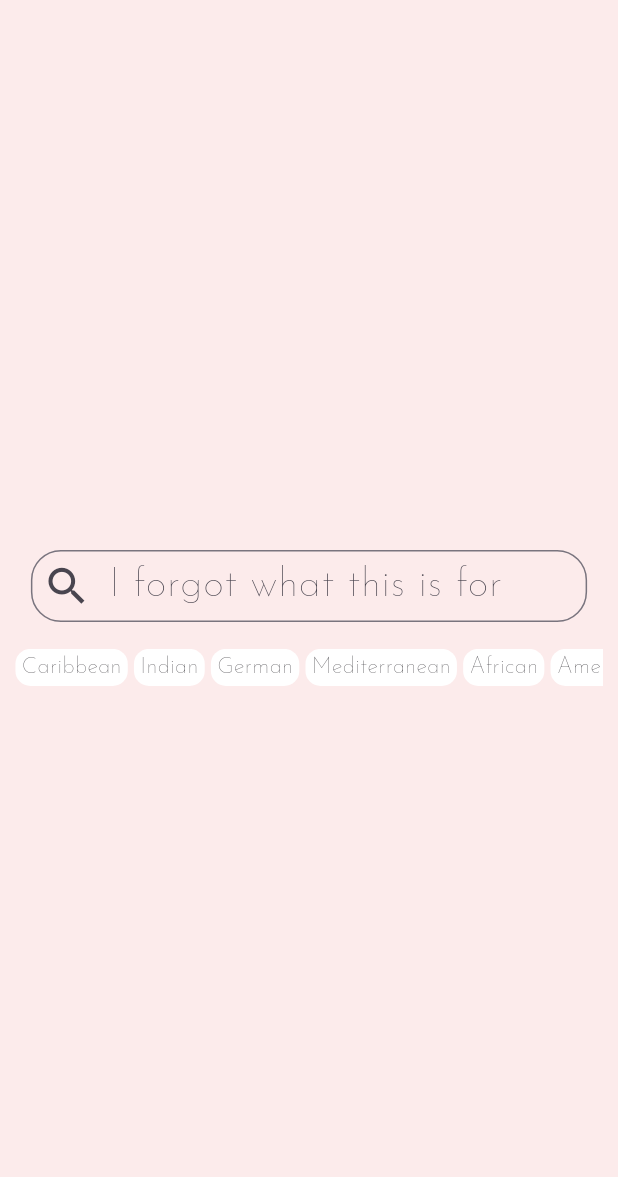
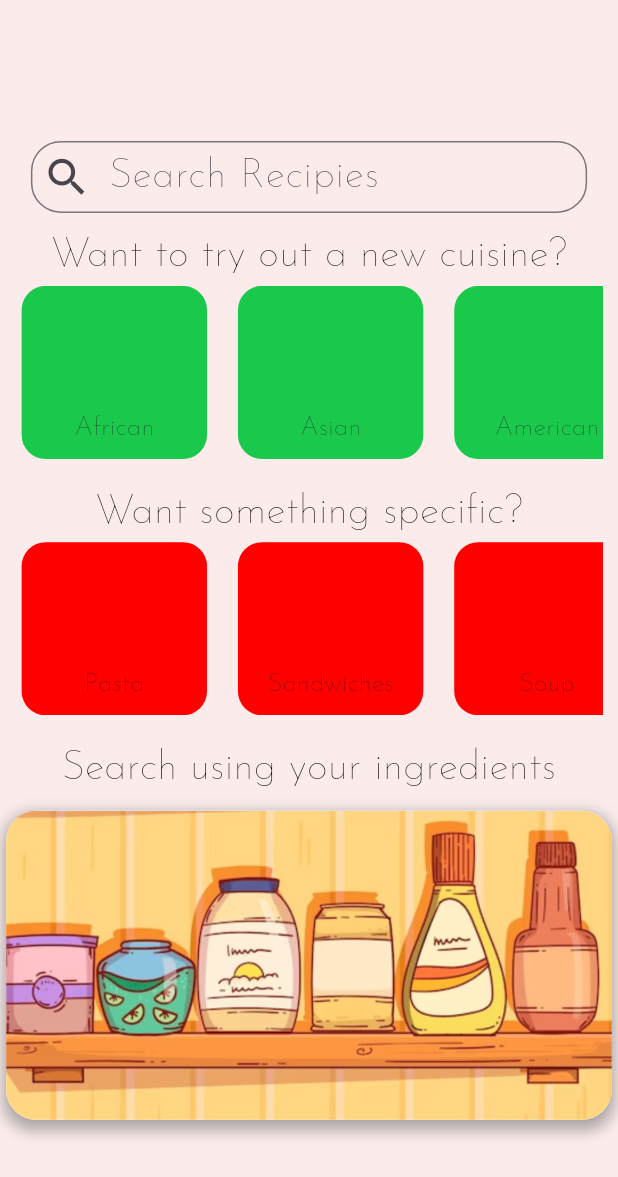
Before and after one commit to acompalas/Sustainabites_AI, a Flutter app: the discoverPage screen opened directly, on a phone screen of 412 x 824 dp. Shown: the top 1177 px of the screen. Run offline on Flutter 3.47's test engine with Material 3 defaults, Android fonts, the phone set to English and light mode, and no system bars; our stand-ins replace carousel_slider, firebase_analytics, firebase_auth, firebase_core; accounts and stored records are empty.

Commit message:
Discover Page added

```diff
--- a/bites/budget_bites/lib/appPages/discoverPage.dart
+++ b/bites/budget_bites/lib/appPages/discoverPage.dart
@@ -1,4 +1,6 @@
+import 'package:budget_bites/appPages/searchIngredients.dart';
 import 'package:budget_bites/main.dart';
+import 'package:budget_bites/models/models.dart';
 import 'package:budget_bites/themes/appColorTheme.dart';
 import 'package:budget_bites/themes/appTextTheme.dart';
 import 'package:budget_bites/shared/navigationBar.dart';
@@ -13,7 +15,6 @@ class _discoverPage extends State<discoverPage> {
   @override
   Widget build(BuildContext context) {
     return Scaffold(
-      //bottomNavigationBar: BottomNavBar(),
       resizeToAvoidBottomInset: false,
       backgroundColor: appColorTheme.backgroundColor,
       body: Container(
@@ -28,9 +29,30 @@ class _discoverPage extends State<discoverPage> {
                 mainAxisAlignment: MainAxisAlignment.center,
                 crossAxisAlignment: CrossAxisAlignment.center,
                 children: [
+                  Padding(padding: EdgeInsets.only(bottom: screenHeight * .02)),
                   discoverSearchBar(),
+                  Padding(padding: EdgeInsets.only(bottom: screenHeight * .01)),
+                  Text(
+                    'Want to try out a new cuisine?',
+                    textAlign: TextAlign.left,
+                    style: appTextTheme.myPantryBoxTitle,
+                  ),
+                  cuisineBar(),
                   Padding(padding: EdgeInsets.only(bottom: screenHeight * .02)),
-                  cuisineBar(),
+                  Text(
+                    'Want something specific?',
+                    textAlign: TextAlign.left,
+                    style: appTextTheme.myPantryBoxTitle,
+                  ),
+                  mealTypeBar(),
+                  Padding(padding: EdgeInsets.only(bottom: screenHeight * .02)),
+                  Text(
+                    'Search using your ingredients',
+                    textAlign: TextAlign.left,
+                    style: appTextTheme.myPantryBoxTitle,
+                  ),
+                  Padding(padding: EdgeInsets.only(bottom: screenHeight * .01)),
+                  startAddingIngredients(),
                 ],
               ),
             ),
@@ -77,7 +99,7 @@ class _discoverSearchBar extends State<discoverSearchBar> {
             border: OutlineInputBorder(
               borderRadius: BorderRadius.circular(20.0),
             ),
-            hintText: 'I forgot what this is for',
+            hintText: 'Search Recipies',
             hintStyle: appTextTheme.searchBar,
             hintMaxLines: 1,
           ),
@@ -85,92 +107,162 @@ class _discoverSearchBar extends State<discoverSearchBar> {
   }
 }
 
-class cuisine {
-  String cuisineName;
-  bool selected;
-  cuisine(this.cuisineName, this.selected);
+
+class startAddingIngredients extends StatelessWidget {
+  @override
+  Widget build(BuildContext context) {
+    final double screenWidth = MediaQuery.of(context).size.width;
+    final double screenHeight = MediaQuery.of(context).size.height;
+    final double boxWidth = screenWidth * 0.98;
+    final double boxHeight = screenHeight * 0.25;
+
+    return Center(
+      child: Hero(
+        tag: 'pantryImage', // Unique tag for the Hero widget
+        child: ElevatedButton(
+          onPressed: () {
+            Navigator.push(
+            context,
+            MaterialPageRoute(builder: (context) => IngredientsSelectorPage()),
+            );
+          },
+          style: ElevatedButton.styleFrom(
+            padding: EdgeInsets.zero,
+            shape: RoundedRectangleBorder(
+              borderRadius: BorderRadius.circular(20),
+            ),
+            elevation: 4,
+          ),
+          child: Container(
+            decoration: BoxDecoration(
+              color: Colors.white,
+              borderRadius: BorderRadius.circular(20),
+              boxShadow: [
+                BoxShadow(
+                  color: Colors.grey.withOpacity(0.5),
+                  spreadRadius: 3,
+                  blurRadius: 7,
+                  offset: Offset(0, 3),
+                ),
+              ],
+            ),
+            child: ClipRRect(
+              borderRadius: BorderRadius.circular(20),
+              child: Image.asset(
+                'assets/imgs/pantry.png',
+                width: boxWidth,
+                height: boxHeight,
+                fit: BoxFit.cover,
+              ),
+            ),
+          ),
+        ),
+      ),
+    );
+  }
 }
 
-class cuisineBar extends StatefulWidget {
+class cuisineBar extends StatefulWidget{
   @override
   _cuisineBar createState() => _cuisineBar();
 }
 
-class _cuisineBar extends State<cuisineBar> {
-  final List<cuisine> cuisineList = <cuisine>[
-    cuisine('African', false),
-    cuisine('Asian', false),
-    cuisine('American', false),
-    cuisine('British', false),
-    cuisine('Cajun', false),
-    cuisine('Caribbean', false),
-    cuisine('Chinese', false),
-    cuisine('Eastern European', false),
-    cuisine('European', false),
-    cuisine('French', false),
-    cuisine('German', false),
-    cuisine('Greek', false),
-    cuisine('Indian', false),
-    cuisine('Irish', false),
-    cuisine('Italian', false),
-    cuisine('Japanese', false),
-    cuisine('Jewish', false),
-    cuisine('Korean', false),
-    cuisine('Latin American', false),
-    cuisine('Mediterranean', false),
-    cuisine('Mexican', false),
-    cuisine('Middle Eastern', false),
-    cuisine('Nordic', false),
-    cuisine('Southern', false),
-    cuisine('Spanish', false),
-    cuisine('Thai', false),
-    cuisine('Vietnamese', false),
-  ];
-  Color _colorContainer = appColorTheme.cuisineUnselected;
-  @override
+class _cuisineBar extends State<cuisineBar>{
+  List<cuisine> cuisines = [];
+ void _getCuisineList(){
+    cuisines = cuisine.getCuisineList();
+  }
   Widget build(BuildContext context) {
-    cuisineList.shuffle();
+    _getCuisineList();
     return Container(
-        height: screenHeight * .03,
+        height: screenHeight * .14,
         width: screenWidth * .95,
         child: ListView.separated(
-            separatorBuilder: (BuildContext context, int index) {
-              return SizedBox(width: screenWidth * .01);
-            },
+          itemCount: cuisines.length,
           scrollDirection: Axis.horizontal,
-            //padding: EdgeInsets.only(left: screenWidth * .1),
-            itemCount: cuisineList.length,
-            itemBuilder: (BuildContext context, int index) {
-              return InkWell(
+          separatorBuilder: (context, index) => SizedBox(width: screenWidth * .05),
+          padding: EdgeInsets.only(left: screenWidth * .01, right: screenWidth * .01),
+          itemBuilder: (context, index){
+            return GestureDetector(
+              onTap: (){},
               child: Container(
-                  padding: EdgeInsets.only(
-                      left: screenWidth * .01, right: screenWidth * .01),
+                height: screenHeight * .1,
+                width: screenWidth * .3,
                 decoration: BoxDecoration(
-                    borderRadius: BorderRadius.circular(10),
-                    color: _colorContainer,
+                  borderRadius: BorderRadius.circular(16),
+                  color: appColorTheme.buttonColor
                 ),
-                  child: Center(
-                    child: Text(
-                      cuisineList[index].cuisineName,
+                child: Column(
+                  mainAxisAlignment: MainAxisAlignment.spaceEvenly,
+                  children: [
+                    Container(
+                      width: screenWidth * .2,
+                      height: screenHeight * .08,
+                    ),
+                    Text(
+                      cuisines[index].cuisineName,
                       style: appTextTheme.cuisineBarText,
-                      textAlign: TextAlign.center,
+                    )
+                  ]
                 ),
+              )
+            );
+          }
          ),
-                ),
-                onTap: () {
-                  setState(() {
-                    if (cuisineList[index].selected == false) {
-                      cuisineList[index].selected == true;
-                    } else {
-                      cuisineList[index].selected == false;
-                    }
-                    _colorContainer =
-                        _colorContainer == appColorTheme.cuisineUnselected
-                            ? appColorTheme.cuisineSelected
-                            : appColorTheme.cuisineUnselected;
-                  });
-                },
     );
-            }));
   }
 }
+
+
+
+
+class mealTypeBar extends StatefulWidget{
+  @override
+  _mealTypeBar createState() => _mealTypeBar();
+}
+
+class _mealTypeBar extends State<mealTypeBar>{
+  List<mealType> mealTypes = [];
+ void _getMealTypeList(){
+    mealTypes = mealType.getMealTypeList();
+  }
+  Widget build(BuildContext context) {
+    _getMealTypeList();
+    return Container(
+        height: screenHeight * .14,
+        width: screenWidth * .95,
+        child: ListView.separated(
+          itemCount: mealTypes.length,
+          scrollDirection: Axis.horizontal,
+          separatorBuilder: (context, index) => SizedBox(width: screenWidth * .05),
+          padding: EdgeInsets.only(left: screenWidth * .01, right: screenWidth * .01),
+          itemBuilder: (context, index){
+            return GestureDetector(
+              onTap: (){},
+              child: Container(
+                height: screenHeight * .1,
+                width: screenWidth * .3,
+                decoration: BoxDecoration(
+                  borderRadius: BorderRadius.circular(16),
+                  color: Color.fromARGB(255, 255, 0, 0)
+                ),
+                child: Column(
+                  mainAxisAlignment: MainAxisAlignment.spaceEvenly,
+                  children: [
+                    Container(
+                      width: screenWidth * .2,
+                      height: screenHeight * .08,
+                    ),
+                    Text(
+                      mealTypes[index].name,
+                      style: appTextTheme.cuisineBarText,
+                    )
+                  ]
+                ),
+              )
+            );
+          }
+         ),
+    );
+  }
+}
--- /dev/null
+++ b/bites/budget_bites/lib/models/models.dart
@@ -0,0 +1,254 @@
+//rimport 'dart:html';
+
+class userIngredients{
+  String name;
+  String iconPath;
+  //int count;
+  userIngredients({required this.name, required this.iconPath,});
+  static List<userIngredients> getUserIngredientsList(){
+    List<userIngredients> userIngredientsList = [];
+    userIngredientsList.add(userIngredients(name: 'Rice', iconPath: ''));
+    userIngredientsList.add(userIngredients(name: 'Orange', iconPath: ''));
+    userIngredientsList.add(userIngredients(name: 'Apple', iconPath: ''));
+    userIngredientsList.add(userIngredients(name: 'Bannana', iconPath: ''));
+    userIngredientsList.add(userIngredients(name: 'Milk', iconPath: ''));
+    userIngredientsList.add(userIngredients(name: 'Chocolate', iconPath: ''));
+    userIngredientsList.add(userIngredients(name: 'Ground Beef', iconPath: ''));
+    userIngredientsList.add(userIngredients(name: 'Pepper', iconPath: ''));
+    userIngredientsList.add(userIngredients(name: 'Salt', iconPath: ''));
+    userIngredientsList.add(userIngredients(name: 'Pepper', iconPath: ''));
+    userIngredientsList.add(userIngredients(name: 'Chicken', iconPath: ''));
+    userIngredientsList.add(userIngredients(name: 'Yogurt', iconPath: ''));
+    userIngredientsList.add(userIngredients(name: 'Eggs', iconPath: ''));
+    userIngredientsList.add(userIngredients(name: 'Cheese', iconPath: ''));
+    userIngredientsList.add(userIngredients(name: 'Fish', iconPath: ''));
+    userIngredientsList.add(userIngredients(name: 'Pork', iconPath: ''));
+    userIngredientsList.add(userIngredients(name: 'Soy sauce', iconPath: ''));
+    userIngredientsList.add(userIngredients(name: 'Cabbage', iconPath: ''));
+    return userIngredientsList;
+  }
+}
+
+
+
+class mealType{
+  String name;
+  String iconPath;
+  mealType({required this.name, required this.iconPath});
+  static List<mealType> getMealTypeList(){
+    List<mealType> mealTypeList = [];
+    mealTypeList.add(
+      mealType(
+        name: 'Pasta',
+        iconPath: ''
+      )
+    );
+    mealTypeList.add(
+      mealType(
+        name: 'Sandwiches',
+        iconPath: ''
+      )
+    );
+    mealTypeList.add(
+      mealType(
+        name: 'Soup',
+        iconPath: ''
+      )
+    );
+    mealTypeList.add(
+      mealType(
+        name: 'Breakfest',
+        iconPath: ''
+      )
+    );
+    mealTypeList.add(
+      mealType(
+        name: 'Noodles',
+        iconPath: ''
+      )
+    );
+    mealTypeList.add(
+      mealType(
+        name: 'Rice',
+        iconPath: ''
+      )
+    );
+    mealTypeList.add(
+      mealType(
+        name: 'Vegan',
+        iconPath: ''
+      )
+    );
+    return mealTypeList;
+  }
+}
+
+
+class cuisine{
+  String cuisineName;
+  //bool selected;
+  String iconPath;
+  cuisine({required this.cuisineName, required this.iconPath});
+
+
+  static List<cuisine> getCuisineList() {
+    List<cuisine> cuisineList = [];
+    cuisineList.add(
+      cuisine(
+        cuisineName: 'African',
+        iconPath: 'assets/imgs/logo.png',
+      )
+    );
+    cuisineList.add(
+      cuisine(
+        cuisineName: 'Asian',
+        iconPath: 'assets/imgs/logo.png',
+      )
+    );
+    cuisineList.add(
+      cuisine(
+        cuisineName: 'American',
+        iconPath: 'assets/imgs/logo.png',
+      )
+    );
+    cuisineList.add(
+      cuisine(
+        cuisineName: 'British',
+        iconPath: 'assets/imgs/logo.png',
+      )
+    );
+    cuisineList.add(
+      cuisine(
+        cuisineName: 'Cajun',
+        iconPath: 'assets/imgs/logo.png',
+      )
+    );
+    cuisineList.add(
+      cuisine(
+        cuisineName: 'Caribbean',
+        iconPath: 'assets/imgs/logo.png',
+      )
+    );
+    cuisineList.add(
+      cuisine(
+        cuisineName: 'Chinese',
+        iconPath: 'assets/imgs/logo.png',
+      )
+    );
+    cuisineList.add(
+      cuisine(
+        cuisineName: 'European',
+        iconPath: 'assets/imgs/logo.png',
+      )
+    );
+    cuisineList.add(
+      cuisine(
+        cuisineName: 'French',
+        iconPath: 'assets/imgs/logo.png',
+      )
+    );
+    cuisineList.add(
+      cuisine(
+        cuisineName: 'German',
+        iconPath: 'assets/imgs/logo.png',
+      )
+    );
+    cuisineList.add(
+      cuisine(
+        cuisineName: 'Greek',
+        iconPath: 'assets/imgs/logo.png',
+      )
+    );
+    cuisineList.add(
+      cuisine(
+        cuisineName: 'Indian',
+        iconPath: 'assets/imgs/logo.png',
+      )
+    );
+    cuisineList.add(
+      cuisine(
+        cuisineName: 'Irish',
+        iconPath: 'assets/imgs/logo.png',
+      )
+    );
+    cuisineList.add(
+      cuisine(
+        cuisineName: 'Italian',
+        iconPath: 'assets/imgs/logo.png',
+      )
+    );
+    cuisineList.add(
+      cuisine(
+        cuisineName: 'Japanese',
+        iconPath: 'assets/imgs/logo.png',
+      )
+    );
+    cuisineList.add(
+      cuisine(
+        cuisineName: 'Jewish',
+        iconPath: 'assets/imgs/logo.png',
+      )
+    );
+    cuisineList.add(
+      cuisine(
+        cuisineName: 'Korean',
+        iconPath: 'assets/imgs/logo.png',
+      )
+    );
+    cuisineList.add(
+      cuisine(
+        cuisineName: 'Latin American',
+        iconPath: 'assets/imgs/logo.png',
+      )
+    );
+    cuisineList.add(
+      cuisine(
+        cuisineName: 'Mediterranean',
+        iconPath: 'assets/imgs/logo.png',
+      )
+    );
+    cuisineList.add(
+      cuisine(
+        cuisineName: 'Mexican',
+        iconPath: 'assets/imgs/logo.png',
+      )
+    );
+    cuisineList.add(
+      cuisine(
+        cuisineName: 'Middle Eastern',
+        iconPath: 'assets/imgs/logo.png',
+      )
+    );
+    cuisineList.add(
+      cuisine(
+        cuisineName: 'Nordic',
+        iconPath: 'assets/imgs/logo.png',
+      )
+    );
+    cuisineList.add(
+      cuisine(
+        cuisineName: 'Southern',
+        iconPath: 'assets/imgs/logo.png',
+      )
+    );
+    cuisineList.add(
+      cuisine(
+        cuisineName: 'Spanish',
+        iconPath: 'assets/imgs/logo.png',
+      )
+    );
+    cuisineList.add(
+      cuisine(
+        cuisineName: 'Thai',
+        iconPath: 'assets/imgs/logo.png',
+      )
+    );
+    cuisineList.add(
+      cuisine(
+        cuisineName: 'Vietnamese',
+        iconPath: 'assets/imgs/logo.png',
+      )
+    );
+    return cuisineList;
+  }
+}
--- a/bites/budget_bites/lib/themes/appTextTheme.dart
+++ b/bites/budget_bites/lib/themes/appTextTheme.dart
@@ -56,7 +56,7 @@ class appTextTheme {
   );
   static TextStyle cuisineBarText = TextStyle(
     fontFamily: 'JosefinSans',
-    fontSize: fontMultiplier * 0.6,
+    fontSize: fontMultiplier * .7,
     fontWeight: FontWeight.w200,
   );
   static TextStyle myPantryBoxTitle = TextStyle(
@@ -79,4 +79,10 @@ class appTextTheme {
     color: appColorTheme.blackText,
     height: 1,
   );
+  static TextStyle serachIngredientTitle = TextStyle(
+    fontFamily: 'JosefinSans',
+    fontSize: fontMultiplier * 1.4,
+    fontWeight: FontWeight.w300,
+    color: appColorTheme.blackText,
+  );
 }
```
Lines whose indentation alone changed are shown as unchanged.
